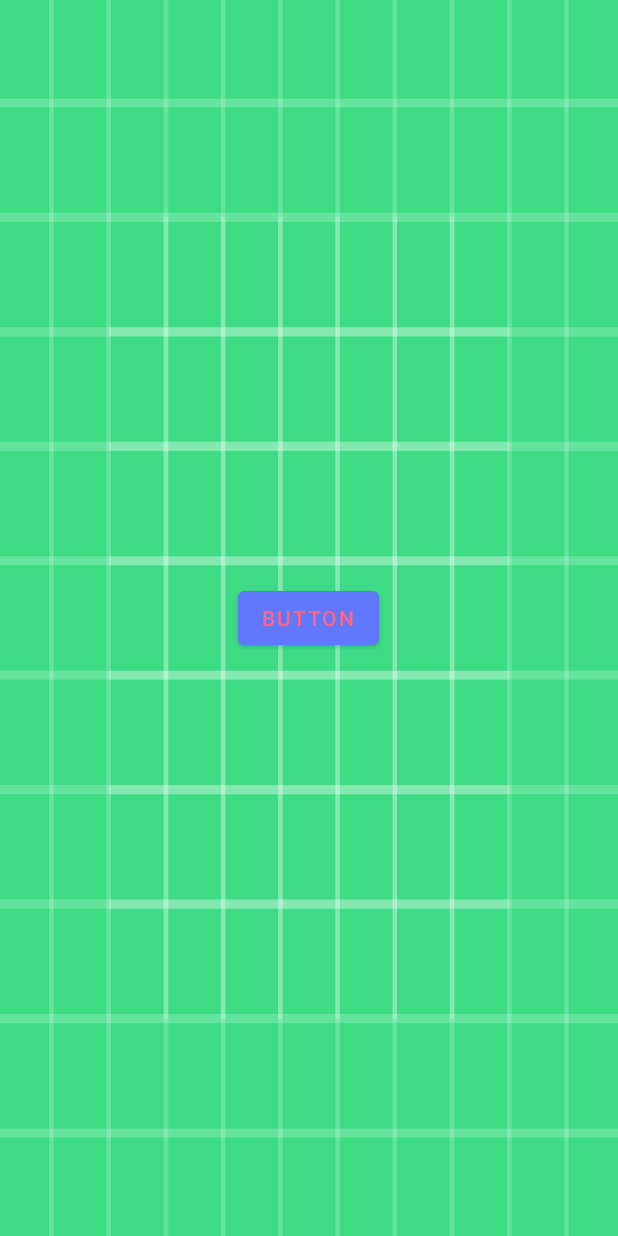
After one commit to Vik-SVG/VoiceRecorder, an Android app: the layout example_appwidget.xml on its own in the app's theme, with its tools: preview values and no code run, on a phone screen of 412 x 824 dp. The commit adds this screen. Run offline under Robolectric (Android 15) with nearby library versions, the phone set to English and light mode, and no system bars.

Commit message:
Basic widget, launch links, dark theme

```diff
--- a/app/build.gradle
+++ b/app/build.gradle
@@ -94,6 +94,9 @@ dependencies {
     //Coroutines
     implementation "org.jetbrains.kotlinx:kotlinx-coroutines-android:1.4.1"
 
+    implementation 'io.reactivex.rxjava3:rxandroid:3.0.0'
+    implementation 'io.reactivex.rxjava3:rxjava:3.0.6'
+    implementation "io.reactivex.rxjava3:rxkotlin:3.0.1"
 
     //Kodein
 //    implementation 'org.kodein.di:kodein-di-framework-android-x:7.3.1'
--- /dev/null
+++ b/app/src/main/res/drawable/ic_baseline_nights_stay_24.xml
@@ -0,0 +1,6 @@
+<vector android:height="24dp" android:tint="#FFFFFF"
+    android:viewportHeight="24" android:viewportWidth="24"
+    android:width="24dp" xmlns:android="http://schemas.android.com/apk/res/android">
+    <path android:fillColor="@android:color/white" android:pathData="M11.1,12.08C8.77,7.57 10.6,3.6 11.63,2.01C6.27,2.2 1.98,6.59 1.98,12c0,0.14 0.02,0.28 0.02,0.42C2.62,12.15 3.29,12 4,12c1.66,0 3.18,0.83 4.1,2.15C9.77,14.63 11,16.17 11,18c0,1.52 -0.87,2.83 -2.12,3.51c0.98,0.32 2.03,0.5 3.11,0.5c3.5,0 6.58,-1.8 8.37,-4.52C18,17.72 13.38,16.52 11.1,12.08z"/>
+    <path android:fillColor="@android:color/white" android:pathData="M7,16l-0.18,0C6.4,14.84 5.3,14 4,14c-1.66,0 -3,1.34 -3,3s1.34,3 3,3c0.62,0 2.49,0 3,0c1.1,0 2,-0.9 2,-2C9,16.9 8.1,16 7,16z"/>
+</vector>
--- /dev/null
+++ b/app/src/main/res/layout/example_appwidget.xml
@@ -0,0 +1,19 @@
+<?xml version="1.0" encoding="utf-8"?>
+<FrameLayout xmlns:android="http://schemas.android.com/apk/res/android"
+    android:layout_width="match_parent"
+    android:layout_height="match_parent">
+
+    <LinearLayout
+        android:layout_width="match_parent"
+        android:layout_height="match_parent"
+        android:background="@drawable/ic_launcher_background"
+        android:gravity="center"
+        android:orientation="horizontal">
+
+        <Button
+            android:id="@+id/widget_button"
+            android:layout_width="wrap_content"
+            android:layout_height="wrap_content"
+            android:text="Button" />
+    </LinearLayout>
+</FrameLayout>
--- a/app/src/main/res/values/strings.xml
+++ b/app/src/main/res/values/strings.xml
@@ -1,4 +1,5 @@
 <resources>
     <string name="app_name">Voice Recorder</string>
     <string name="hello_blank_fragment">Hello blank fragment</string>
+    <string name="shortcut_text">Shortcut sample</string>
 </resources>
```
Also changed, not shown: app/src/main/AndroidManifest.xml (+15 -2 lines), app/src/main/java/com/vkpriesniakov/voicerecorder/ExampleAppWidgetProvider.kt (added, +39 -0 lines), app/src/main/java/com/vkpriesniakov/voicerecorder/ui/record/RecordFragment.kt (+25 -6 lines), app/src/main/res/layout/fragment_record.xml (+21 -0 lines), app/src/main/res/xml/example_appwidget_info.xml (added, +11 -0 lines), app/src/main/res/xml/shortcuts.xml (added, +20 -0 lines).
